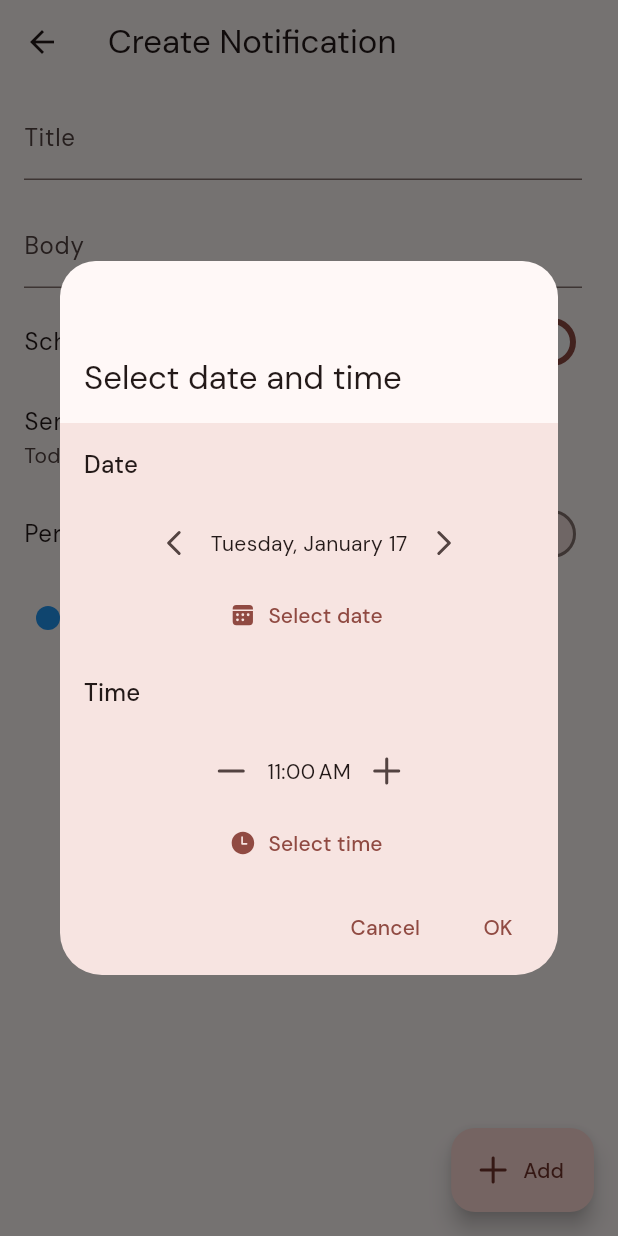
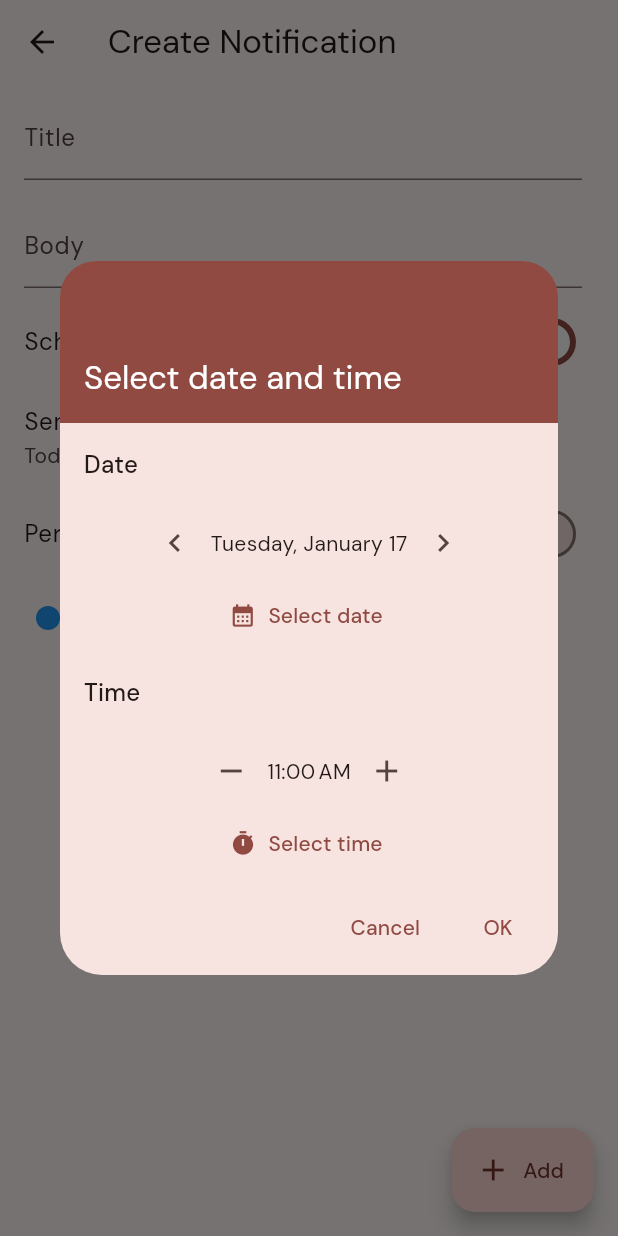
Before and after one commit to tomc128/noterly, a Flutter app: the CreateNotificationPage screen opened directly, after a tap on "Schedule", after a tap on "Send", on a phone screen of 412 x 824 dp. Run offline on Flutter 3.47's test engine with Material 2 defaults, Android fonts, the phone set to English and light mode, and no system bars; drawn by our look-alikes of dynamic_color; our stand-ins replace flutter_local_notifications, google_fonts, jiffy, timezone; missing offline and left inert: boxy.

Commit message:
Design updates - segmented cards, icons, dialog header

```diff
--- a/noti_buddy/lib/pages/create_notification_page.dart
+++ b/noti_buddy/lib/pages/create_notification_page.dart
@@ -1,4 +1,3 @@
-import 'package:fluentui_system_icons/fluentui_system_icons.dart';
 import 'package:flutter/material.dart';
 import 'package:noti_buddy/extensions/date_time_extensions.dart';
 import 'package:noti_buddy/managers/app_manager.dart';
@@ -147,7 +146,7 @@ class _CreateNotificationPageState extends State<CreateNotificationPage> {
           }
         },
         label: const Text('Add'),
-        icon: const Icon(FluentIcons.add_16_filled),
+        icon: const Icon(Icons.add),
       ),
     );
   }
--- a/noti_buddy/lib/pages/edit_notification_page.dart
+++ b/noti_buddy/lib/pages/edit_notification_page.dart
@@ -1,4 +1,3 @@
-import 'package:fluentui_system_icons/fluentui_system_icons.dart';
 import 'package:flutter/material.dart';
 import 'package:noti_buddy/extensions/date_time_extensions.dart';
 import 'package:noti_buddy/managers/app_manager.dart';
@@ -60,7 +59,7 @@ class _EditNotificationPageState extends State<EditNotificationPage> {
         title: const Text('Edit Notification'),
         actions: [
           IconButton(
-            icon: const Icon(FluentIcons.delete_16_filled),
+            icon: const Icon(Icons.delete),
             onPressed: () {
               AppManager.instance.deleteItem(_item.id);
               ScaffoldMessenger.of(context).clearSnackBars(); // Clear any existing snackbars, as only one item can be restored.
@@ -170,7 +169,7 @@ class _EditNotificationPageState extends State<EditNotificationPage> {
           }
         },
         label: const Text('Save'),
-        icon: const Icon(FluentIcons.save_16_filled),
+        icon: const Icon(Icons.save),
       ),
     );
   }
--- a/noti_buddy/lib/pages/main_page/archived_notifications_page.dart
+++ b/noti_buddy/lib/pages/main_page/archived_notifications_page.dart
@@ -1,4 +1,3 @@
-import 'package:fluentui_system_icons/fluentui_system_icons.dart';
 import 'package:flutter/material.dart';
 import 'package:noti_buddy/extensions/date_time_extensions.dart';
 import 'package:noti_buddy/managers/app_manager.dart';
@@ -79,7 +78,7 @@ class ArchivedNotificationsPage extends NavigationScreen {
           child: Padding(
             padding: const EdgeInsets.symmetric(horizontal: 16),
             child: Icon(
-              FluentIcons.delete_16_filled,
+              Icons.delete,
               color: Theme.of(context).colorScheme.onPrimary,
             ),
           ),
--- a/noti_buddy/lib/pages/main_page/settings_page.dart
+++ b/noti_buddy/lib/pages/main_page/settings_page.dart
@@ -1,6 +1,5 @@
 import 'dart:math';
 
-import 'package:fluentui_system_icons/fluentui_system_icons.dart';
 import 'package:flutter/material.dart';
 import 'package:noti_buddy/managers/app_manager.dart';
 import 'package:noti_buddy/managers/notification_manager.dart';
@@ -21,7 +20,7 @@ class SettingsPage extends NavigationScreen {
         ListTile(
           title: const Text('Generate random items'),
           subtitle: const Text('Generate 10 random items for testing purposes.'),
-          trailing: const Icon(FluentIcons.chevron_right_16_filled),
+          trailing: const Icon(Icons.chevron_right),
           onTap: () {
             String randomString() {
               const chars = 'abcdefghijklmnopqrstuvwxyz';
@@ -49,7 +48,7 @@ class SettingsPage extends NavigationScreen {
         ListTile(
           title: const Text('Resend notifications'),
           subtitle: const Text('Force all notifications to be reset.'),
-          trailing: const Icon(FluentIcons.chevron_right_16_filled),
+          trailing: const Icon(Icons.chevron_right),
           onTap: () {
             NotificationManager.instance.updateAllNotifications();
           },
--- a/noti_buddy/lib/widgets/date_time_picker.dart
+++ b/noti_buddy/lib/widgets/date_time_picker.dart
@@ -1,4 +1,3 @@
-import 'package:fluentui_system_icons/fluentui_system_icons.dart';
 import 'package:flutter/material.dart';
 import 'package:noti_buddy/extensions/date_time_extensions.dart';
 import 'package:noti_buddy/extensions/time_of_day_extensions.dart';
@@ -64,6 +63,13 @@ class _DateTimePickerState extends State<DateTimePicker> {
 
   @override
   Widget build(BuildContext context) {
+    final ColorScheme colorScheme = Theme.of(context).colorScheme;
+
+    // The header should use the primary color in light themes and surface color in dark
+    final bool isDark = colorScheme.brightness == Brightness.dark;
+    final Color primarySurfaceColor = isDark ? colorScheme.surface : colorScheme.primary;
+    final Color onPrimarySurfaceColor = isDark ? colorScheme.onSurface : colorScheme.onPrimary;
+
     return Dialog(
       child: Column(
         mainAxisSize: MainAxisSize.min,
@@ -73,11 +79,11 @@ class _DateTimePickerState extends State<DateTimePicker> {
             padding: const EdgeInsets.fromLTRB(16, 64, 16, 16),
             decoration: BoxDecoration(
               borderRadius: const BorderRadius.vertical(top: Radius.circular(24)),
-              color: Theme.of(context).colorScheme.surface,
+              color: primarySurfaceColor,
             ),
             child: Text(
               'Select date and time',
-              style: Theme.of(context).textTheme.titleLarge!.copyWith(color: Theme.of(context).colorScheme.onSurface),
+              style: Theme.of(context).textTheme.titleLarge!.copyWith(color: onPrimarySurfaceColor),
             ),
           ),
           Padding(
@@ -125,7 +131,7 @@ class _DateTimePickerState extends State<DateTimePicker> {
                     }
                   });
                 },
-                icon: const Icon(FluentIcons.chevron_left_16_filled),
+                icon: const Icon(Icons.chevron_left),
               ),
               Text(_dateTime.toDateOnlyString()),
               IconButton(
@@ -137,7 +143,7 @@ class _DateTimePickerState extends State<DateTimePicker> {
                     }
                   });
                 },
-                icon: const Icon(FluentIcons.chevron_right_16_filled),
+                icon: const Icon(Icons.chevron_right),
               ),
             ],
           ),
@@ -156,7 +162,7 @@ class _DateTimePickerState extends State<DateTimePicker> {
                 }
               });
             },
-            icon: const Icon(FluentIcons.calendar_ltr_16_filled),
+            icon: const Icon(Icons.calendar_month),
             label: const Text('Select date'),
           ),
         ],
@@ -176,7 +182,7 @@ class _DateTimePickerState extends State<DateTimePicker> {
                     }
                   });
                 },
-                icon: const Icon(FluentIcons.subtract_16_filled),
+                icon: const Icon(Icons.remove),
               ),
               Text(_dateTime.toTimeOnlyString()),
               IconButton(
@@ -188,7 +194,7 @@ class _DateTimePickerState extends State<DateTimePicker> {
                     }
                   });
                 },
-                icon: const Icon(FluentIcons.add_16_filled),
+                icon: const Icon(Icons.add),
               ),
             ],
           ),
@@ -215,7 +221,7 @@ class _DateTimePickerState extends State<DateTimePicker> {
                 }
               });
             },
-            icon: const Icon(FluentIcons.clock_16_filled),
+            icon: const Icon(Icons.timer),
             label: const Text('Select time'),
           ),
         ],
--- a/noti_buddy/pubspec.yaml
+++ b/noti_buddy/pubspec.yaml
@@ -38,7 +38,6 @@ dependencies:
   timezone: ^0.9.1
   google_fonts: ^3.0.1
   dynamic_color: ^1.5.4
-  fluentui_system_icons: ^1.1.190
   jiffy: ^5.0.0
   boxy: ^2.0.6+2
 
```
Also changed, not shown: noti_buddy/lib/pages/main_page.dart (+4 -5 lines), noti_buddy/lib/pages/main_page/active_notifications_page.dart (+51 -50 lines), noti_buddy/lib/widgets/colour_picker.dart (+9 -2 lines), noti_buddy/pubspec.lock.
